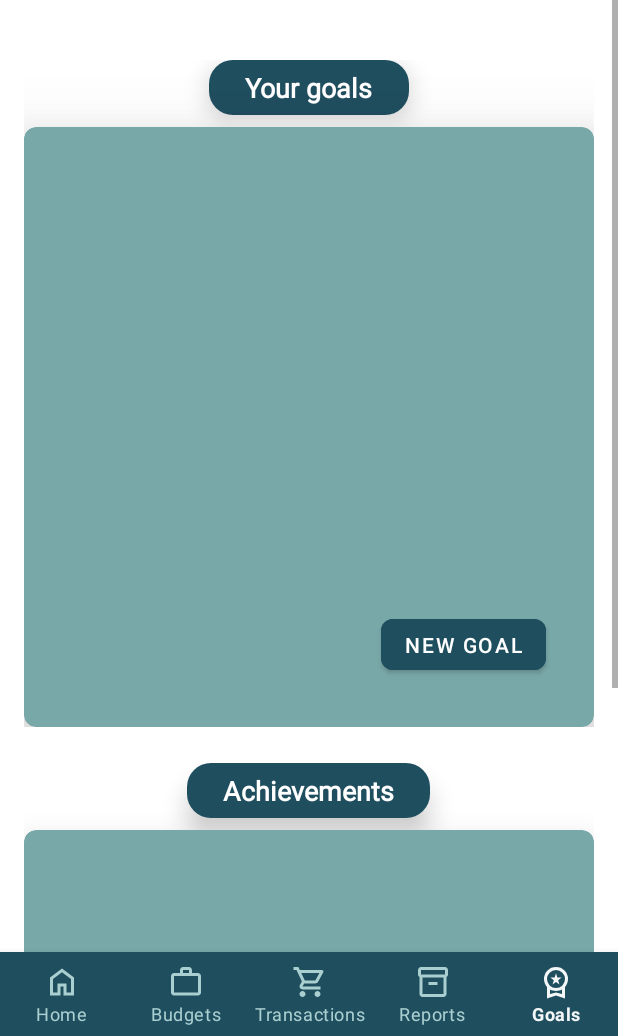
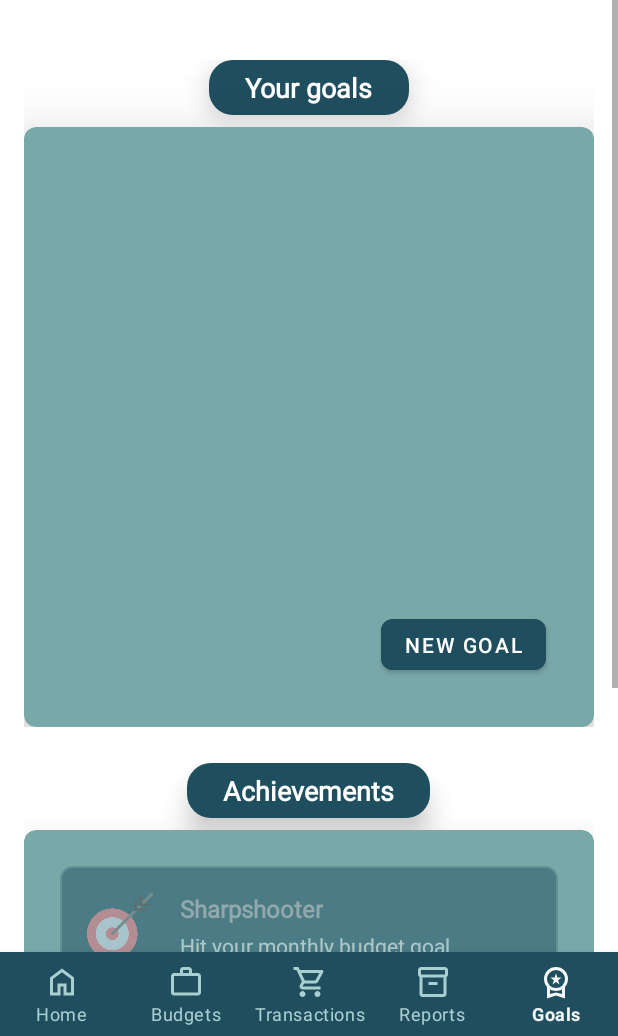
Before and after one commit to JamesWestonKnox/MoneyManager, an Android app: the GoalsActivity screen opened directly, with no data from a screen before it, on a phone screen of 412 x 824 dp, the part 200-1236 px from its top. Run offline under Robolectric (Android 15) with nearby library versions, the phone set to English and light mode, and no system bars; our stand-ins replace Firebase (no records; nobody signed in at launch, a user with empty details on screens opened directly).

Commit message:
Adding background item and commented and polished code

```diff
--- a/app/src/main/java/com/example/moneymanager/Achievement.kt
+++ b/app/src/main/java/com/example/moneymanager/Achievement.kt
@@ -17,3 +17,5 @@ data class Achievement(
     val isUnlocked: Boolean = false,
     val dateUnlocked: Long? = null
 )
+
+// ============================== End of file ==============================
--- a/app/src/main/java/com/example/moneymanager/AchievementAdapter.kt
+++ b/app/src/main/java/com/example/moneymanager/AchievementAdapter.kt
@@ -62,3 +62,5 @@ class AchievementAdapter(
     }
 
 }
+
+// ============================== End of file ==============================
--- /dev/null
+++ b/app/src/main/java/com/example/moneymanager/AchievementManager.kt
@@ -0,0 +1,102 @@
+package com.example.moneymanager
+
+import android.content.Context
+import android.content.SharedPreferences
+import com.google.gson.Gson
+import com.google.gson.reflect.TypeToken
+
+class AchievementManager(private val context: Context) {
+
+    private val prefs: SharedPreferences = context.getSharedPreferences("achievements", Context.MODE_PRIVATE)
+    private val gson = Gson()
+
+    private val achievements = mutableMapOf<AchievementType, Achievement>()
+
+    init {
+        initializeAchievements()
+        loadUnlockedAchievements()
+    }
+
+    private fun initializeAchievements() {
+        achievements[AchievementType.MONTHLY_BUDGET_HIT] = Achievement(
+            id = "sharpshooter",
+            title = "Sharpshooter",
+            description = "Hit your monthly budget goal"
+
+        )
+
+
+        achievements[AchievementType.SAVINGS_GOAL_ACHIEVED] = Achievement(
+            id = "goalsetter",
+            title = "Goal Setter",
+            description = "Achieve a savings goal"
+        )
+
+        achievements[AchievementType.FIRST_GOAL_CREATED] = Achievement(
+            id = "firststep",
+            title = "First Step",
+            description = "Create your first goal"
+
+        )
+
+    }
+
+    private fun loadUnlockedAchievements() {
+        val unlockedJson = prefs.getString("unlocked_achievements", "[]")
+        val type = object : TypeToken<List<String>>() {}.type
+        val unlockedIds: List<String> = gson.fromJson(unlockedJson, type) ?: emptyList()
+
+        achievements.forEach { (type, achievement) ->
+            if (unlockedIds.contains(achievement.id)) {
+                val dateUnlocked = prefs.getLong("${achievement.id}_date", System.currentTimeMillis())
+                achievements[type] = achievement.copy(
+                    isUnlocked = true,
+                    dateUnlocked = dateUnlocked
+                )
+            }
+        }
+    }
+
+    fun checkAndUnlockAchievement(type: AchievementType): Boolean {
+        val achievement = achievements[type] ?: return false
+
+        if (!achievement.isUnlocked) {
+            unlockAchievement(type)
+            return true
+        }
+        return false
+    }
+
+    private fun unlockAchievement(type: AchievementType) {
+        val achievement = achievements[type] ?: return
+        val currentTime = System.currentTimeMillis()
+
+        // Update the achievement
+        achievements[type] = achievement.copy(
+            isUnlocked = true,
+            dateUnlocked = currentTime
+        )
+
+
+        val unlockedJson = prefs.getString("unlocked_achievements", "[]")
+        val typeToken = object : TypeToken<MutableList<String>>() {}.type
+        val unlockedIds: MutableList<String> = gson.fromJson(unlockedJson, typeToken) ?: mutableListOf()
+
+        if (!unlockedIds.contains(achievement.id)) {
+            unlockedIds.add(achievement.id)
+            prefs.edit()
+                .putString("unlocked_achievements", gson.toJson(unlockedIds))
+                .putLong("${achievement.id}_date", currentTime)
+                .apply()
+        }
+    }
+
+    fun getAllAchievements(): List<Achievement> {
+        return achievements.values.sortedByDescending { it.dateUnlocked ?: 0 }
+    }
+
+    fun getUnlockedAchievements(): List<Achievement> {
+        return achievements.values.filter { it.isUnlocked }
+            .sortedByDescending { it.dateUnlocked ?: 0 }
+    }
+}
--- /dev/null
+++ b/app/src/main/java/com/example/moneymanager/AchievementType.kt
@@ -0,0 +1,12 @@
+// AchievementType.kt
+package com.example.moneymanager
+
+
+enum class AchievementType {
+    MONTHLY_BUDGET_HIT,
+    BUDGET_LIMIT_MONTH,
+    SAVINGS_GOAL_ACHIEVED,
+    FIRST_GOAL_CREATED,
+    GOAL_STREAK_WEEK
+}
+// ============================== End of file ==============================
--- /dev/null
+++ b/app/src/main/res/drawable/achievement_item_background.xml
@@ -0,0 +1,12 @@
+<?xml version="1.0" encoding="utf-8"?>
+<!-- drawable/achievement_item_background.xml -->
+<shape xmlns:android="http://schemas.android.com/apk/res/android"
+    android:shape="rectangle">
+
+    <solid android:color="#1F4E5F" />
+    <corners android:radius="8dp" />
+    <stroke
+        android:width="1dp"
+        android:color="#4A7C7D" />
+
+</shape>
```
